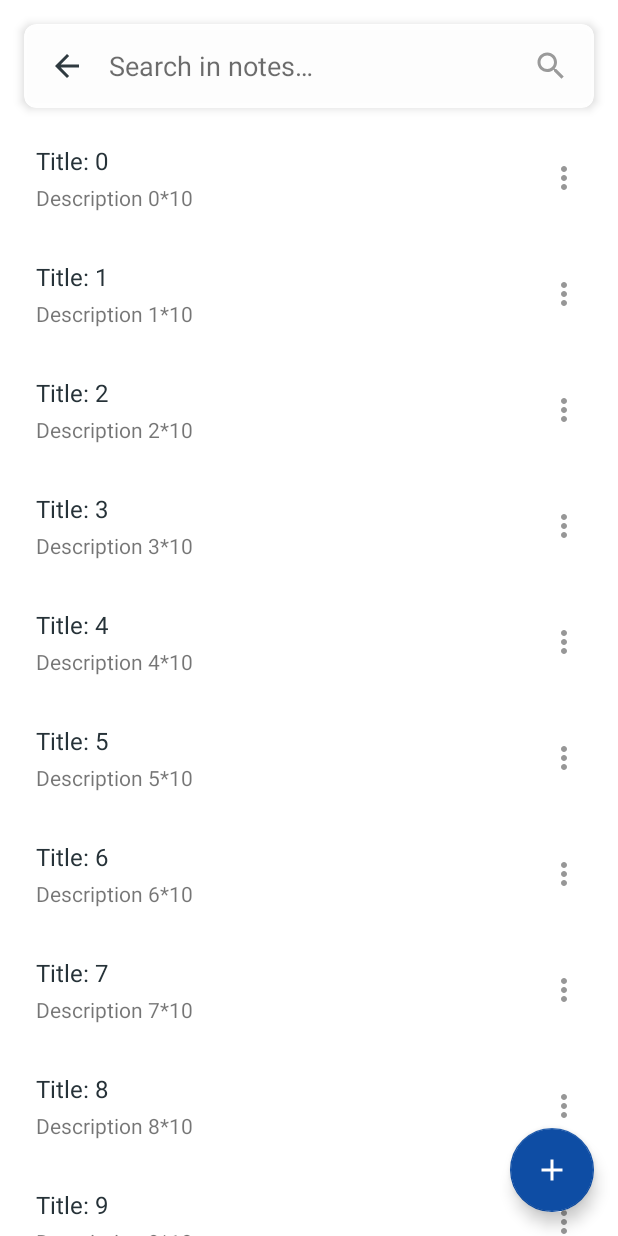
After one commit to pedrorebelocosta/commun.it, an Android app: the NotesActivity screen opened directly, with no data from a screen before it, on a phone screen of 412 x 824 dp. The commit adds this screen. Run offline under Robolectric (Android 15) with nearby library versions, the phone set to English and light mode, and no system bars.

Commit message:
implement notes activity with basic recyclerview, more functionality required

```diff
--- a/app/src/main/java/com/cpe/communit/MainActivity.kt
+++ b/app/src/main/java/com/cpe/communit/MainActivity.kt
@@ -2,17 +2,20 @@ package com.cpe.communit
 
 import android.content.Intent
 import android.os.Bundle
-import android.view.View
 import androidx.appcompat.app.AppCompatActivity
-import androidx.cardview.widget.CardView
+import kotlinx.android.synthetic.main.activity_main.*
 
 class MainActivity : AppCompatActivity() {
     override fun onCreate(savedInstanceState: Bundle?) {
         super.onCreate(savedInstanceState)
         setContentView(R.layout.activity_main)
-        val mapButton: CardView = findViewById<CardView>(R.id.map_card)
-        mapButton.setOnClickListener {
+
+        map_card.setOnClickListener {
             startActivity(Intent(this, MapsActivity::class.java))
+        }
+
+        note_card.setOnClickListener {
+            startActivity(Intent(this, NotesActivity::class.java))
         }
     }
 }
--- a/app/src/main/java/com/cpe/communit/MapsActivity.kt
+++ b/app/src/main/java/com/cpe/communit/MapsActivity.kt
@@ -2,15 +2,13 @@ package com.cpe.communit
 
 import androidx.appcompat.app.AppCompatActivity
 import android.os.Bundle
-import android.widget.ImageButton
-import androidx.cardview.widget.CardView
-
 import com.google.android.gms.maps.CameraUpdateFactory
 import com.google.android.gms.maps.GoogleMap
 import com.google.android.gms.maps.OnMapReadyCallback
 import com.google.android.gms.maps.SupportMapFragment
 import com.google.android.gms.maps.model.LatLng
 import com.google.android.gms.maps.model.MarkerOptions
+import kotlinx.android.synthetic.main.activity_maps.*
 
 class MapsActivity : AppCompatActivity(), OnMapReadyCallback {
     private lateinit var mMap: GoogleMap
@@ -22,8 +20,7 @@ class MapsActivity : AppCompatActivity(), OnMapReadyCallback {
         val mapFragment = supportFragmentManager
             .findFragmentById(R.id.map) as SupportMapFragment
         mapFragment.getMapAsync(this)
-        val backButton = findViewById<ImageButton>(R.id.map_back_button)
-        backButton.setOnClickListener { onBackPressed() }
+        map_back_button.setOnClickListener { onBackPressed() }
     }
 
     override fun onMapReady(googleMap: GoogleMap) {
--- /dev/null
+++ b/app/src/main/java/com/cpe/communit/NotesActivity.kt
@@ -0,0 +1,26 @@
+package com.cpe.communit
+
+import androidx.appcompat.app.AppCompatActivity
+import android.os.Bundle
+import androidx.recyclerview.widget.LinearLayoutManager
+import com.cpe.communit.adapters.NoteAdapter
+import com.cpe.communit.dataclasses.Note
+import kotlinx.android.synthetic.main.activity_notes.*
+
+class NotesActivity : AppCompatActivity() {
+    private lateinit var myList: ArrayList<Note>
+
+    override fun onCreate(savedInstanceState: Bundle?) {
+        super.onCreate(savedInstanceState)
+        setContentView(R.layout.activity_notes)
+        notes_back_button.setOnClickListener { onBackPressed() }
+
+        myList = ArrayList<Note>()
+
+        for (i in 0 until 500) {
+            myList.add(Note("Title: $i", "Description $i*10"))
+        }
+        notes_recycler_view.adapter = NoteAdapter(myList)
+        notes_recycler_view.layoutManager = LinearLayoutManager(this)
+    }
+}
--- /dev/null
+++ b/app/src/main/java/com/cpe/communit/adapters/NoteAdapter.kt
@@ -0,0 +1,35 @@
+package com.cpe.communit.adapters
+
+import android.view.LayoutInflater
+import android.view.View
+import android.view.ViewGroup
+import android.widget.ImageButton
+import android.widget.TextView
+import androidx.recyclerview.widget.RecyclerView
+import com.cpe.communit.R
+import com.cpe.communit.dataclasses.Note
+import kotlinx.android.synthetic.main.notes_rv_item.view.*
+
+class NoteAdapter(private val list: ArrayList<Note>) : RecyclerView.Adapter<NoteViewHolder>() {
+    override fun onCreateViewHolder(parent: ViewGroup, viewType: Int): NoteViewHolder {
+        val itemView = LayoutInflater.from(parent.context)
+            .inflate(R.layout.notes_rv_item, parent, false)
+        return NoteViewHolder(itemView)
+    }
+
+    override fun onBindViewHolder(holder: NoteViewHolder, position: Int) {
+        val curPlace = list[position]
+        holder.title.text = curPlace.title
+        holder.description.text = curPlace.description
+    }
+
+    override fun getItemCount(): Int {
+        return list.size
+    }
+}
+
+class NoteViewHolder(itemView: View) : RecyclerView.ViewHolder(itemView) {
+    val title: TextView = itemView.note_item_title
+    val description: TextView = itemView.note_item_description
+    val moreToggle: ImageButton = itemView.note_item_more
+}
--- /dev/null
+++ b/app/src/main/java/com/cpe/communit/dataclasses/Note.kt
@@ -0,0 +1,3 @@
+package com.cpe.communit.dataclasses
+
+data class Note(val title: String, val description: String)
--- /dev/null
+++ b/app/src/main/res/drawable/ic_baseline_add_24.xml
@@ -0,0 +1,5 @@
+<vector android:height="24dp" android:tint="#FFFFFF"
+    android:viewportHeight="24" android:viewportWidth="24"
+    android:width="24dp" xmlns:android="http://schemas.android.com/apk/res/android">
+    <path android:fillColor="@android:color/white" android:pathData="M19,13h-6v6h-2v-6H5v-2h6V5h2v6h6v2z"/>
+</vector>
--- /dev/null
+++ b/app/src/main/res/drawable/ic_baseline_more_vert_24.xml
@@ -0,0 +1,5 @@
+<vector android:height="24dp" android:tint="#FFFFFF"
+    android:viewportHeight="24" android:viewportWidth="24"
+    android:width="24dp" xmlns:android="http://schemas.android.com/apk/res/android">
+    <path android:fillColor="@android:color/white" android:pathData="M12,8c1.1,0 2,-0.9 2,-2s-0.9,-2 -2,-2 -2,0.9 -2,2 0.9,2 2,2zM12,10c-1.1,0 -2,0.9 -2,2s0.9,2 2,2 2,-0.9 2,-2 -0.9,-2 -2,-2zM12,16c-1.1,0 -2,0.9 -2,2s0.9,2 2,2 2,-0.9 2,-2 -0.9,-2 -2,-2z"/>
+</vector>
--- a/app/src/main/res/layout-land/activity_main.xml
+++ b/app/src/main/res/layout-land/activity_main.xml
@@ -32,7 +32,7 @@
         app:cardCornerRadius="8dp"
         app:cardElevation="4dp"
         app:layout_constraintBottom_toBottomOf="parent"
-        app:layout_constraintEnd_toStartOf="@+id/notes_card"
+        app:layout_constraintEnd_toStartOf="@+id/note_card"
         app:layout_constraintStart_toStartOf="parent"
         app:layout_constraintTop_toBottomOf="@+id/textView"
         app:layout_constraintWidth_default="percent"
@@ -84,7 +84,7 @@
     </androidx.cardview.widget.CardView>
 
     <androidx.cardview.widget.CardView
-        android:id="@+id/notes_card"
+        android:id="@+id/note_card"
         android:layout_width="0dp"
         android:layout_height="0dp"
         android:layout_marginStart="8dp"
@@ -159,8 +159,8 @@
         app:cardElevation="4dp"
         app:layout_constraintBottom_toBottomOf="parent"
         app:layout_constraintEnd_toStartOf="@+id/settings_card"
-        app:layout_constraintStart_toEndOf="@+id/notes_card"
-        app:layout_constraintTop_toTopOf="@+id/notes_card"
+        app:layout_constraintStart_toEndOf="@+id/note_card"
+        app:layout_constraintTop_toTopOf="@+id/note_card"
         app:layout_constraintWidth_default="percent"
         app:layout_constraintWidth_percent="0.23">
 
--- /dev/null
+++ b/app/src/main/res/layout/activity_notes.xml
@@ -0,0 +1,66 @@
+<?xml version="1.0" encoding="utf-8"?>
+<androidx.constraintlayout.widget.ConstraintLayout xmlns:android="http://schemas.android.com/apk/res/android"
+    xmlns:app="http://schemas.android.com/apk/res-auto"
+    xmlns:tools="http://schemas.android.com/tools"
+    android:layout_width="match_parent"
+    android:layout_height="match_parent"
+    tools:context=".NotesActivity">
+    <androidx.cardview.widget.CardView
+        android:id="@+id/cardView2"
+        android:layout_width="match_parent"
+        android:layout_height="56dp"
+        android:layout_margin="16dp"
+        android:alpha="0.95"
+        app:cardCornerRadius="8dp"
+        app:cardElevation="4dp"
+        app:layout_constraintEnd_toEndOf="parent"
+        app:layout_constraintStart_toStartOf="parent"
+        app:layout_constraintTop_toTopOf="parent">
+        <LinearLayout
+            android:layout_width="match_parent"
+            android:layout_height="wrap_content"
+            android:layout_gravity="center|center_horizontal">
+            <ImageButton
+                android:id="@+id/notes_back_button"
+                android:layout_width="wrap_content"
+                android:layout_height="match_parent"
+                android:layout_weight="1"
+                android:background="?attr/selectableItemBackgroundBorderless"
+                android:src="@drawable/ic_baseline_arrow_back_24" />
+            <EditText
+                android:layout_width="0dp"
+                android:layout_height="wrap_content"
+                android:layout_weight="8"
+                android:background="@android:color/transparent"
+                android:ellipsize="start"
+                android:hint="@string/notes_search_label" />
+            <ImageButton
+                android:layout_width="wrap_content"
+                android:layout_height="match_parent"
+                android:layout_weight="1"
+                android:background="?attr/selectableItemBackgroundBorderless"
+                android:src="@drawable/ic_baseline_search_24" />
+        </LinearLayout>
+    </androidx.cardview.widget.CardView>
+    <com.google.android.material.floatingactionbutton.FloatingActionButton
+        android:id="@+id/fab_add_note"
+        android:layout_width="wrap_content"
+        android:layout_height="wrap_content"
+        android:layout_gravity="end|bottom"
+        android:layout_margin="16dp"
+        android:src="@drawable/ic_baseline_add_24"
+        app:backgroundTint="#0E4DA4"
+        app:backgroundTintMode="add"
+        app:fabSize="normal"
+        app:layout_constraintBottom_toBottomOf="parent"
+        app:layout_constraintEnd_toEndOf="parent"
+        app:tint="#FFFFFF"
+        android:contentDescription="@string/new_note_descriptor" />
+    <androidx.recyclerview.widget.RecyclerView
+        android:id="@+id/notes_recycler_view"
+        android:layout_margin="8dp"
+        android:layout_width="match_parent"
+        android:layout_height="wrap_content"
+        tools:listitem="@layout/notes_rv_item"
+        app:layout_constraintTop_toBottomOf="@+id/cardView2" />
+</androidx.constraintlayout.widget.ConstraintLayout>
--- /dev/null
+++ b/app/src/main/res/layout/notes_rv_item.xml
@@ -0,0 +1,35 @@
+<?xml version="1.0" encoding="utf-8"?>
+<RelativeLayout xmlns:android="http://schemas.android.com/apk/res/android"
+    xmlns:app="http://schemas.android.com/apk/res-auto"
+    xmlns:tools="http://schemas.android.com/tools"
+    android:padding="16dp"
+    android:layout_width="match_parent"
+    android:layout_height="wrap_content">
+    <TextView
+        android:id="@+id/note_item_title"
+        android:layout_width="wrap_content"
+        android:layout_height="wrap_content"
+        android:textColor="#263238"
+        android:textSize="16sp"
+        android:ellipsize="end"
+        tools:text="Title" />
+    <TextView
+        android:id="@+id/note_item_description"
+        android:layout_width="wrap_content"
+        android:layout_height="wrap_content"
+        android:layout_below="@id/note_item_title"
+        android:layout_marginTop="4dp"
+        android:textSize="14sp"
+        tools:text="Sub title" />
+    <ImageButton
+        android:id="@+id/note_item_more"
+        android:layout_width="wrap_content"
+        android:layout_height="wrap_content"
+        android:layout_centerInParent="true"
+        android:layout_alignParentEnd="true"
+        android:layout_alignParentRight="true"
+        android:background="?attr/selectableItemBackgroundBorderless"
+        android:src="@drawable/ic_baseline_more_vert_24"
+        android:tint="#979797"
+        android:contentDescription="@string/more_actions_on_this_item" />
+</RelativeLayout>
--- a/app/src/main/res/values/strings.xml
+++ b/app/src/main/res/values/strings.xml
@@ -11,4 +11,8 @@
     <string name="settings_tooltip">Change settings</string>
     <string name="title_activity_maps">Map</string>
     <string name="map_search_label">Search…</string>
+    <string name="notes_search_label">Search in notes…</string>
+    <string name="new_note_descriptor">Add a new note</string>
+    <string name="title_activity_notes">Notes</string>
+    <string name="more_actions_on_this_item">More actions on this item</string>
 </resources>
```
Also changed, not shown: app/build.gradle (+14 -13 lines), app/src/main/AndroidManifest.xml (+6 -3 lines), 1 other file.
